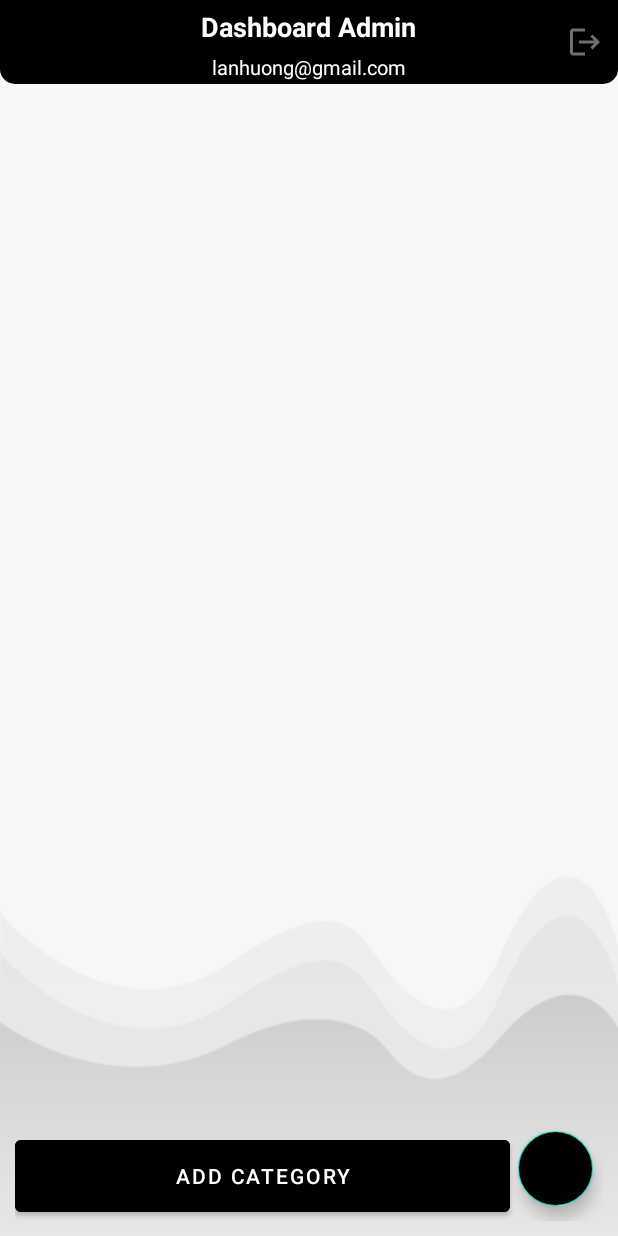
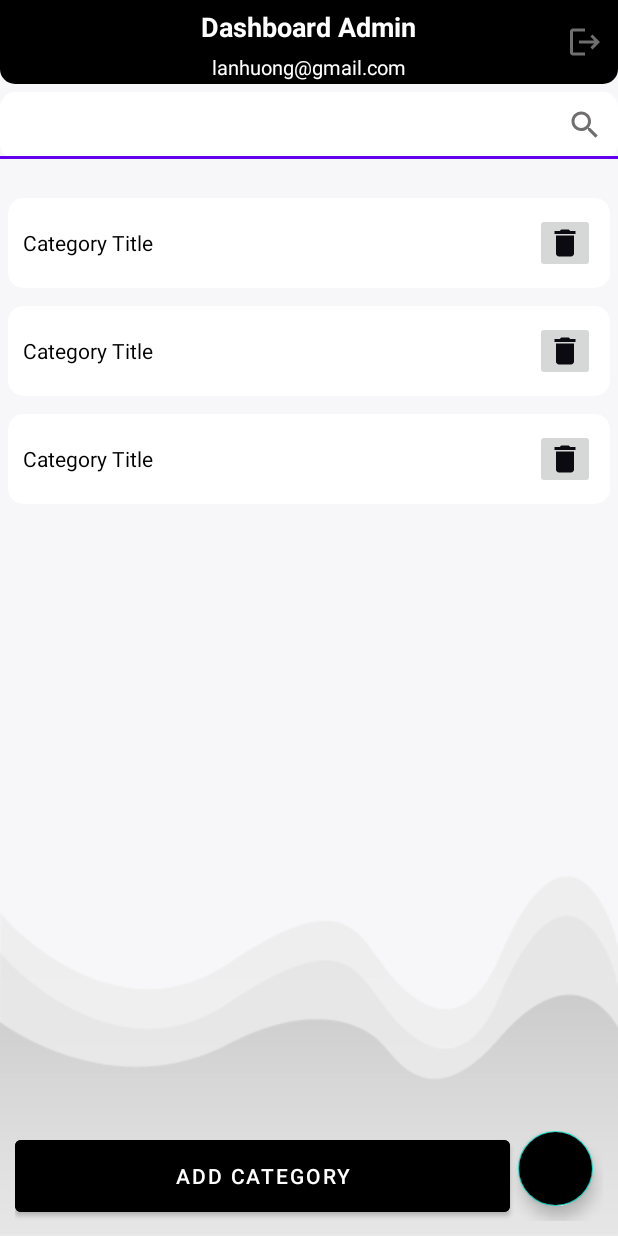
Before and after one commit to LanHuong17/BookApp, an Android app: the layout activity_dashboard_admin.xml on its own in the app's theme, with its tools: preview values and no code run, on a phone screen of 412 x 824 dp. Run offline under Robolectric (Android 15) with nearby library versions, the phone set to English and light mode, and no system bars.

Commit message:
display categories ok

```diff
--- /dev/null
+++ b/app/src/main/res/drawable/delete_black.xml
@@ -0,0 +1,5 @@
+<vector android:height="24dp" android:tint="#0A0A10"
+    android:viewportHeight="24" android:viewportWidth="24"
+    android:width="24dp" xmlns:android="http://schemas.android.com/apk/res/android">
+    <path android:fillColor="@android:color/white" android:pathData="M6,19c0,1.1 0.9,2 2,2h8c1.1,0 2,-0.9 2,-2V7H6v12zM19,4h-3.5l-1,-1h-5l-1,1H5v2h14V4z"/>
+</vector>
--- /dev/null
+++ b/app/src/main/res/drawable/search_gray.xml
@@ -0,0 +1,5 @@
+<vector android:height="24dp" android:tint="#706E6E"
+    android:viewportHeight="24" android:viewportWidth="24"
+    android:width="24dp" xmlns:android="http://schemas.android.com/apk/res/android">
+    <path android:fillColor="@android:color/white" android:pathData="M15.5,14h-0.79l-0.28,-0.27C15.41,12.59 16,11.11 16,9.5 16,5.91 13.09,3 9.5,3S3,5.91 3,9.5 5.91,16 9.5,16c1.61,0 3.09,-0.59 4.23,-1.57l0.27,0.28v0.79l5,4.99L20.49,19l-4.99,-5zM9.5,14C7.01,14 5,11.99 5,9.5S7.01,5 9.5,5 14,7.01 14,9.5 11.99,14 9.5,14z"/>
+</vector>
--- /dev/null
+++ b/app/src/main/res/drawable/shape_button03.xml
@@ -0,0 +1,4 @@
+<?xml version="1.0" encoding="utf-8"?>
+<shape xmlns:android="http://schemas.android.com/apk/res/android">
+
+</shape>
--- a/app/src/main/res/layout/activity_dashboard_admin.xml
+++ b/app/src/main/res/layout/activity_dashboard_admin.xml
@@ -44,6 +44,36 @@
 
     </RelativeLayout>
 
+    <com.google.android.material.textfield.TextInputLayout
+        android:theme="@style/Theme.MaterialComponents.Light.NoActionBar"
+        android:id="@+id/inputlayout"
+        android:layout_below="@id/toolbar1"
+        android:layout_width="match_parent"
+        android:layout_height="wrap_content"
+        android:layout_marginTop="5dp"
+        android:layout_marginBottom="10dp">
+        <EditText
+            android:id="@+id/tvSearch"
+            android:drawableEnd="@drawable/search_gray"
+            android:background="@drawable/shape_edittext01"
+            android:layout_width="match_parent"
+            android:drawablePadding="10dp"
+            android:padding="10dp"
+            android:textColor="@color/black"
+            android:layout_marginBottom="10dp"
+            android:layout_height="wrap_content"/>
+
+    </com.google.android.material.textfield.TextInputLayout>
+
+    <androidx.recyclerview.widget.RecyclerView
+        android:id="@+id/list_categories"
+        tools:listitem="@layout/list_categories"
+        android:layout_below="@+id/inputlayout"
+        android:layout_width="match_parent"
+        android:layout_height="wrap_content">
+
+    </androidx.recyclerview.widget.RecyclerView>
+
     <LinearLayout
         android:layout_width="match_parent"
         android:layout_height="wrap_content"
--- a/app/src/main/res/layout/activity_login.xml
+++ b/app/src/main/res/layout/activity_login.xml
@@ -32,7 +32,7 @@
         <RelativeLayout
             android:layout_width="match_parent"
             android:layout_height="wrap_content"
-            android:theme="@style/Theme.MaterialComponents">
+            android:theme="@style/Theme.MaterialComponents.Light.NoActionBar">
 
             <com.google.android.material.textfield.TextInputLayout
                 android:id="@+id/inputlayout_01"
@@ -87,6 +87,7 @@
                 android:layout_height="60dp"
                 android:layout_below="@id/tvForgot"
                 android:text="LOGIN"
+                android:textColor="@color/white"
                 android:layout_marginTop="10dp"
                 android:backgroundTint="@color/black"
                 />
--- a/app/src/main/res/layout/activity_register.xml
+++ b/app/src/main/res/layout/activity_register.xml
@@ -40,7 +40,7 @@
 
         <RelativeLayout
             android:layout_width="match_parent"
-            android:theme="@style/Theme.MaterialComponents"
+            android:theme="@style/Theme.MaterialComponents.Light.NoActionBar"
             android:layout_height="wrap_content">
             <com.google.android.material.textfield.TextInputLayout
                 android:id="@+id/inputlayout"
@@ -136,6 +136,7 @@
                 android:layout_height="60dp"
                 android:layout_below="@id/inputlayout_03"
                 android:text="REGISTER"
+                android:textColor="@color/white"
                 android:layout_marginTop="30dp"
                 android:backgroundTint="@color/black"
                 />
--- /dev/null
+++ b/app/src/main/res/layout/list_categories.xml
@@ -0,0 +1,35 @@
+<?xml version="1.0" encoding="utf-8"?>
+<androidx.cardview.widget.CardView xmlns:android="http://schemas.android.com/apk/res/android"
+    android:layout_width="match_parent"
+    android:layout_height="wrap_content"
+    xmlns:app="http://schemas.android.com/apk/res-auto"
+    app:contentPadding="10dp"
+    app:cardUseCompatPadding="true"
+    app:cardCornerRadius="10dp"
+    app:cardElevation="0dp"
+    app:cardBackgroundColor="@color/white">
+
+    <LinearLayout
+        android:layout_width="match_parent"
+        android:layout_height="wrap_content"
+        android:layout_gravity="center_vertical"
+        android:orientation="horizontal">
+
+        <TextView
+            android:id="@+id/tvCate"
+            android:layout_width="0dp"
+            android:layout_height="wrap_content"
+            android:layout_gravity="center_vertical"
+            android:layout_weight="1"
+            android:text="Category Title"
+            android:textColor="@color/black"
+            />
+
+        <ImageButton
+            android:id="@+id/deleteBtn"
+            android:layout_width="40dp"
+            android:layout_height="40dp"
+            android:src="@drawable/delete_black"/>
+
+    </LinearLayout>
+</androidx.cardview.widget.CardView>
```
Also changed, not shown: app/src/main/java/com/example/bookapp/Adapter/AdapterCategory.kt (added, +96 -0 lines), app/src/main/java/com/example/bookapp/DashboardAdminActivity.kt (+70 -1 lines), app/src/main/java/com/example/bookapp/Func/SearchCategory.kt (added, +38 -0 lines), app/src/main/java/com/example/bookapp/Model/ModelCategory.kt (added, +19 -0 lines).
